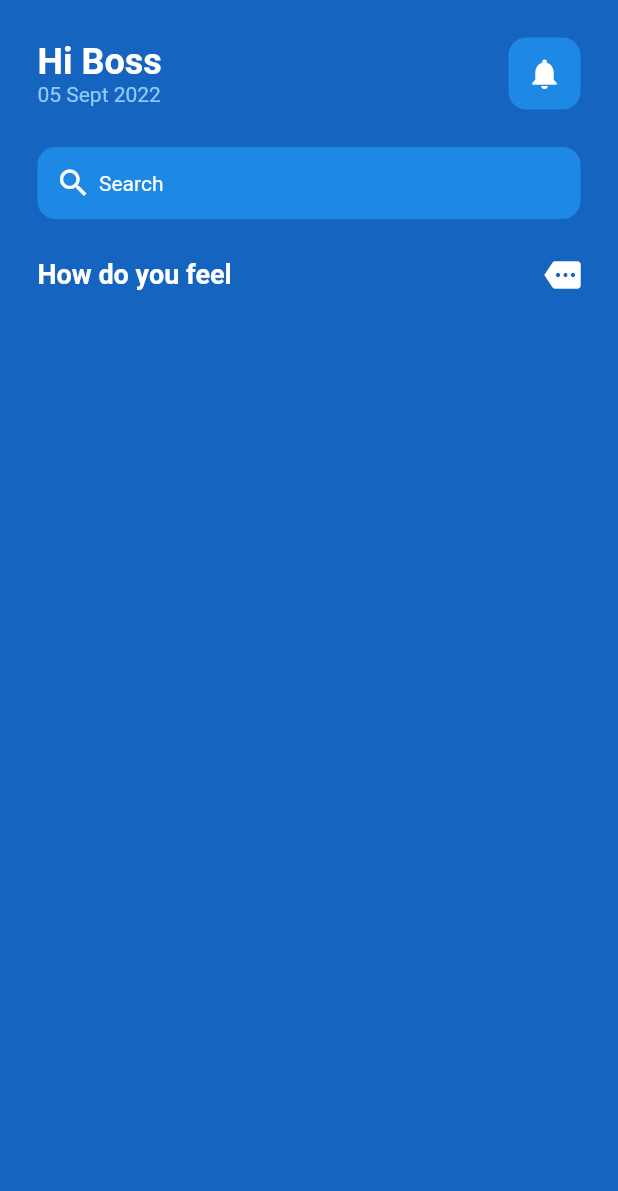
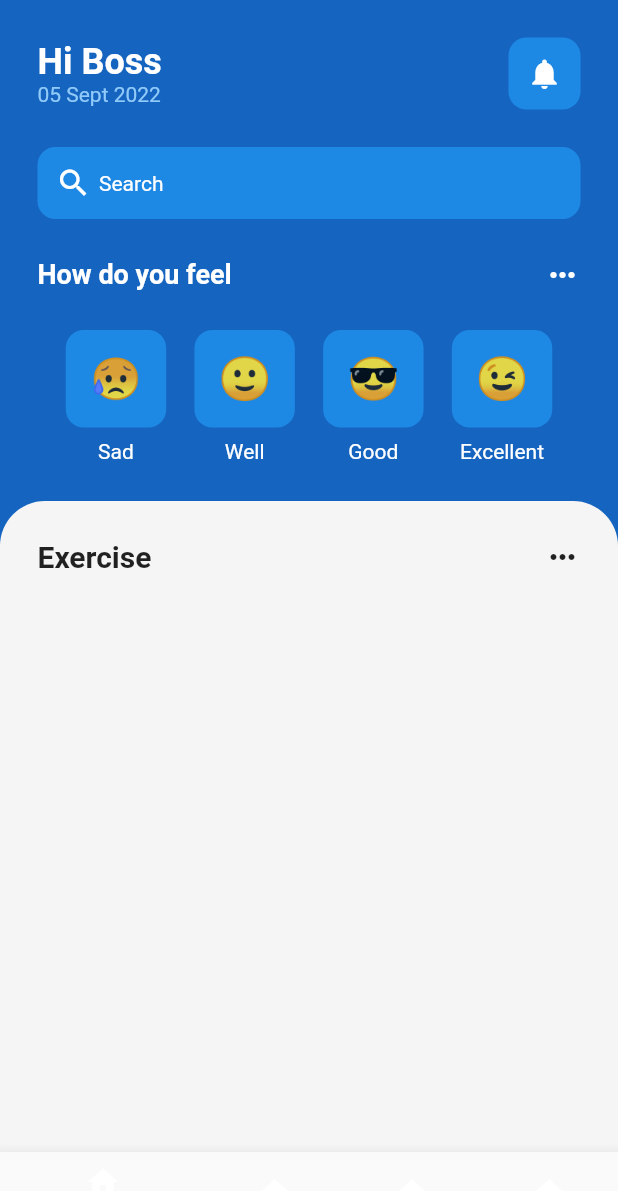
Before and after one commit to AkinAgbejoye/HealthApp, a Flutter app: the screen it shows after launch, on a phone screen of 412 x 824 dp. Shown: the top 1191 px of the screen. Run offline on Flutter 3.47's test engine with Material 2 defaults, Android fonts, the phone set to English and light mode, and no system bars.

Commit message:
emoticons added

```diff
--- a/lib/pages/homepage.dart
+++ b/lib/pages/homepage.dart
@@ -1,4 +1,5 @@
 import 'package:flutter/material.dart';
+import 'package:healthapp/utils/emoticon.dart';
 
 class HomePage extends StatefulWidget {
   const HomePage({Key? key}) : super(key: key);
@@ -11,9 +12,17 @@ class _HomePageState extends State<HomePage> {
   @override
   Widget build(BuildContext context) {
     return Scaffold(
+      bottomNavigationBar: BottomNavigationBar(items: [
+        BottomNavigationBarItem(icon: Icon(Icons.home), label: ""),
+        BottomNavigationBarItem(icon: Icon(Icons.home), label: ""),
+        BottomNavigationBarItem(icon: Icon(Icons.home), label: ""),
+        BottomNavigationBarItem(icon: Icon(Icons.home), label: ""),
+      ]),
       backgroundColor: Colors.blue[800],
       body: SafeArea(
-        child: Padding(
+        child: Column(
+          children: [
+            Padding(
               padding: const EdgeInsets.all(25.0),
               child: Column(
                 children: [
@@ -87,13 +96,97 @@ class _HomePageState extends State<HomePage> {
                             fontWeight: FontWeight.bold),
                       ),
                       Icon(
-                    Icons.more,
+                        Icons.more_horiz,
                         color: Colors.white,
+                      )
+                    ],
+                  ),
+                  SizedBox(
+                    height: 25,
+                  ),
+                  Row(
+                    mainAxisAlignment: MainAxisAlignment.spaceEvenly,
+                    children: [
+                      Column(
+                        children: [
+                          Emoticon(emoticonface: "😥"),
+                          SizedBox(
+                            height: 8,
+                          ),
+                          Text(
+                            "Sad",
+                            style: TextStyle(color: Colors.white),
+                          )
+                        ],
+                      ),
+                      Column(
+                        children: [
+                          Emoticon(emoticonface: "🙂"),
+                          SizedBox(
+                            height: 8,
+                          ),
+                          Text(
+                            "Well",
+                            style: TextStyle(color: Colors.white),
+                          )
+                        ],
+                      ),
+                      Column(
+                        children: [
+                          Emoticon(emoticonface: "😎"),
+                          SizedBox(
+                            height: 8,
+                          ),
+                          Text(
+                            "Good",
+                            style: TextStyle(color: Colors.white),
+                          )
+                        ],
+                      ),
+                      Column(
+                        children: [
+                          Emoticon(emoticonface: "😉"),
+                          SizedBox(
+                            height: 8,
+                          ),
+                          Text(
+                            "Excellent",
+                            style: TextStyle(color: Colors.white),
                           )
                         ],
                       ),
                     ],
                   ),
+                ],
+              ),
+            ),
+            Expanded(
+              child: Container(
+                padding: const EdgeInsets.all(25),
+                decoration: BoxDecoration(
+                    color: Colors.grey[100],
+                    borderRadius: const BorderRadius.only(
+                        topLeft: Radius.circular(30),
+                        topRight: Radius.circular(30))),
+                child: Center(
+                    child: Column(
+                  children: [
+                    Row(
+                      mainAxisAlignment: MainAxisAlignment.spaceBetween,
+                      children: [
+                        Text(
+                          "Exercise",
+                          style: TextStyle(
+                              fontWeight: FontWeight.bold, fontSize: 20),
+                        ),
+                        Icon(Icons.more_horiz)
+                      ],
+                    )
+                  ],
+                )),
+              ),
+            )
+          ],
         ),
       ),
     );
--- /dev/null
+++ b/lib/utils/emoticon.dart
@@ -0,0 +1,23 @@
+import 'dart:ui';
+
+import 'package:flutter/material.dart';
+import 'package:flutter/src/foundation/key.dart';
+import 'package:flutter/src/widgets/framework.dart';
+
+class Emoticon extends StatelessWidget {
+  final String emoticonface;
+  const Emoticon({Key? key, required this.emoticonface}) : super(key: key);
+
+  @override
+  Widget build(BuildContext context) {
+    return Container(
+        decoration: BoxDecoration(
+            borderRadius: BorderRadius.circular(12), color: Colors.blue[600]),
+        padding: const EdgeInsets.all(16),
+        child: Center(
+            child: Text(
+          emoticonface,
+          style: TextStyle(fontSize: 28),
+        )));
+  }
+}
```
Lines whose indentation alone changed are shown as unchanged.
